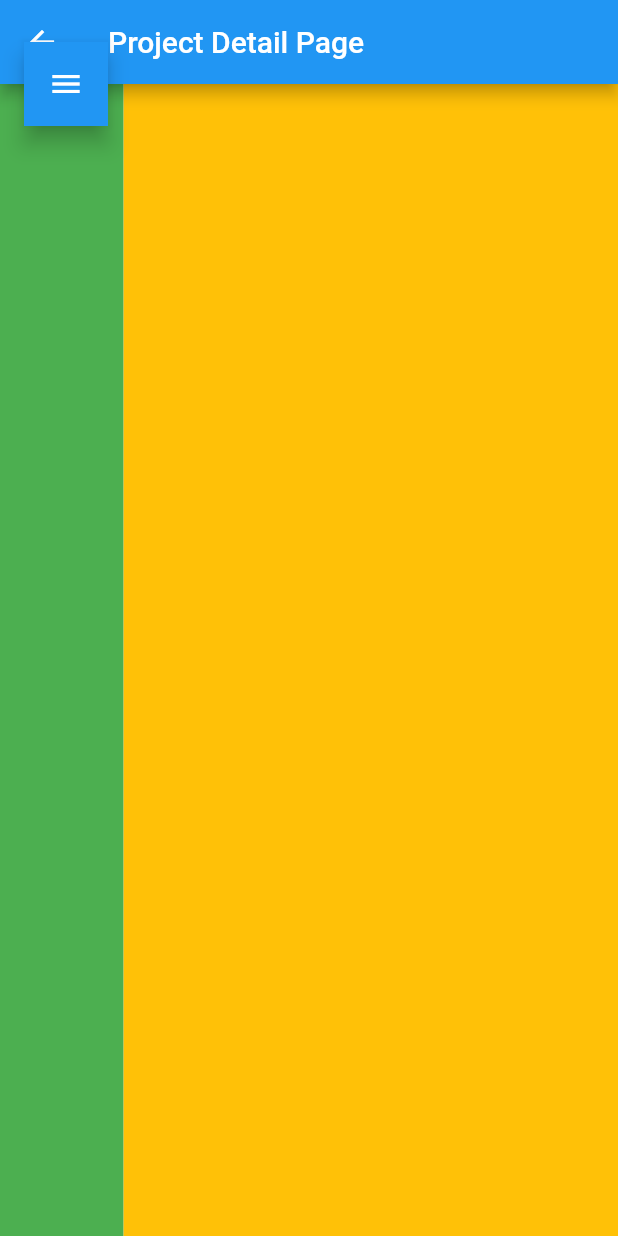
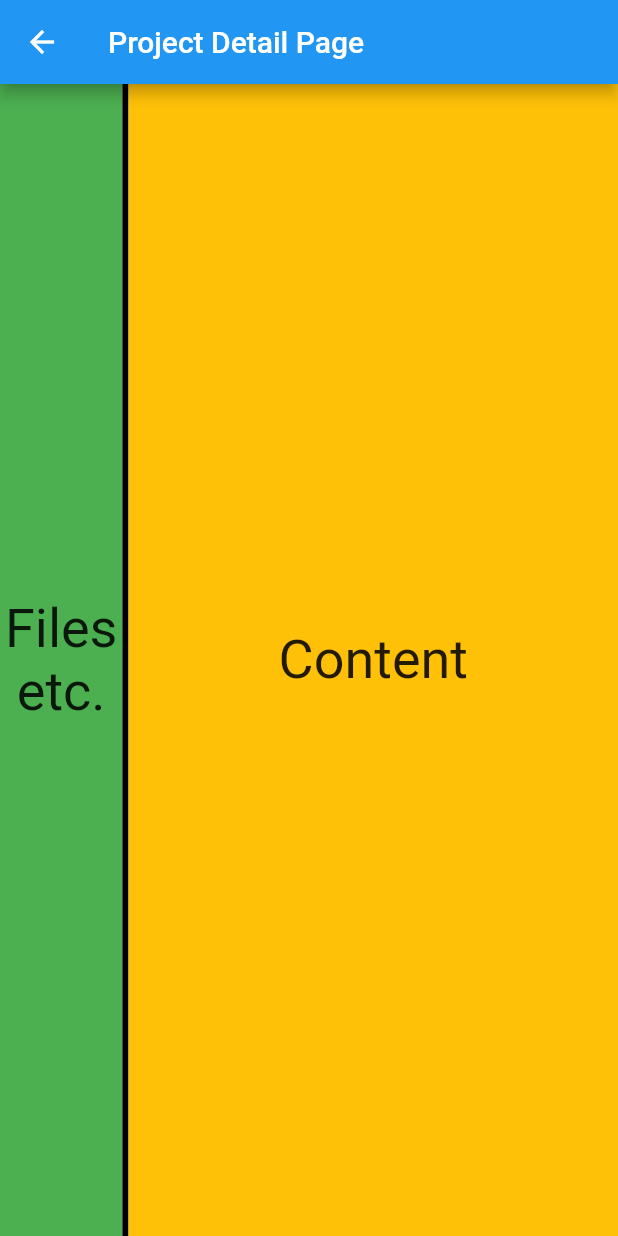
Before and after one commit to yesill/ProjectNotingApp, a Flutter app: the ProjectDetailPage screen opened directly, on a phone screen of 412 x 824 dp. Run offline on Flutter 3.47's test engine with Material 2 defaults, Android fonts, the light colour scheme and no system bars.

Commit message:
02-28-2023 update: 4

```diff
--- a/notlar.txt
+++ b/notlar.txt
@@ -1,2 +1,2 @@
-gridView size ını düzgün ayarlamak için bir yöntem bul.
-gridView içeriğindeki öğelerin uzunluğu kadar olsun
+project detail page içerisindeki lef bar ve right bar i başka dosyaya ayır,
+	leftbar butonunu local fonksiyon haline getir.
--- a/pna_flutter/lib/main.dart
+++ b/pna_flutter/lib/main.dart
@@ -35,7 +35,6 @@ class _MyHomePageState extends State<MyHomePage> {
   void addNewProject(){
     setState(() {
       projectNumber++;
-      debugPrint("project number: $projectNumber");
     });
   }
 
--- a/pna_flutter/lib/project_detail_page.dart
+++ b/pna_flutter/lib/project_detail_page.dart
@@ -10,12 +10,39 @@ class ProjectDetailPage extends StatefulWidget {
 }
 
 class _ProjectDetailPageState extends State<ProjectDetailPage> {
-  int leftBarFlex = 1;
+  bool leftBarOn = true;
+  int leftBarFlex = 20, closeLeftBarButtonFlex = 1, rightBarFlex = 80;
 
-  void changeLeftBarFlex(){
+  BoxDecoration closeLeftBarDecoration = const BoxDecoration(
+    color: Colors.black,
+  );
+
+  void hoverCloseLeftBarButton(bool isHover){
     setState(() {
-      if(leftBarFlex == 1){ leftBarFlex = 0;  }
-      else if(leftBarFlex == 0){  leftBarFlex = 1;  }
+      if(isHover){
+        closeLeftBarDecoration = BoxDecoration(
+          color: Colors.black,
+          border: Border.all(color: Colors.white, width: 3),
+        );
+      }
+      else{
+        closeLeftBarDecoration = const BoxDecoration(
+          color: Colors.black,
+        );
+      }
+    });
+  }
+
+  void toggleLeftBar(){
+    setState(() {
+      if(leftBarOn){
+        leftBarFlex -= 20;  rightBarFlex += 20;
+        leftBarOn = false;
+      }
+      else{
+        leftBarFlex += 20;  rightBarFlex -= 20;
+        leftBarOn = true;
+      }
     });
   }
 
@@ -31,28 +58,44 @@ class _ProjectDetailPageState extends State<ProjectDetailPage> {
           children: [
             Expanded(
               flex: leftBarFlex,
-              child: GestureDetector(
-                onTap: (){changeLeftBarFlex();},
-                child: Container(
-                  color: Colors.green
-                )
+              child: Container(color: Colors.green, alignment: Alignment.center,
+              child: const Text("Files etc.", textAlign: TextAlign.center, style: TextStyle(fontSize: 36)),
               )
             ),
             Expanded(
-              flex: 5-leftBarFlex,
-              child: Container(
-                color: Colors.amber
-              )
+              flex: closeLeftBarButtonFlex,
+              child: MouseRegion(
+                cursor: SystemMouseCursors.click,
+                onEnter: (event) => {hoverCloseLeftBarButton(true)},
+                onExit: (event) => {hoverCloseLeftBarButton(false)},
+                child: GestureDetector(
+                  onTap: (){toggleLeftBar();},
+                  child: Container(
+                    width: double.maxFinite,
+                    height: double.maxFinite,
+                    decoration: closeLeftBarDecoration,
+                  ),
+                ),
+              ),
             ),
+            Expanded(flex: rightBarFlex, child: Container(color: Colors.amber, alignment: Alignment.center,
+              child: const Text("Content", textAlign: TextAlign.center, style: TextStyle(fontSize: 36)),
+            )),
           ],
         )
       ),
-      floatingActionButton: FloatingActionButton(
-        onPressed: changeLeftBarFlex,
-        shape: const BeveledRectangleBorder(),
-        child: const Icon(Icons.menu),
-      ),
-      floatingActionButtonLocation: FloatingActionButtonLocation.startTop,
+      // drawer: NavigationDrawer(
+      //   children: [
+      //     Container(color: Colors.amber,)
+      //   ],
+      // ),
+      // floatingActionButton: FloatingActionButton(
+      //   onPressed: changeLeftBarFlex,
+      //   tooltip: "menu",
+      //   shape: const BeveledRectangleBorder(),
+      //   child: const Icon(Icons.menu),
+      // ),
+      // floatingActionButtonLocation: FloatingActionButtonLocation.startTop,
     );
   }
 }
```
